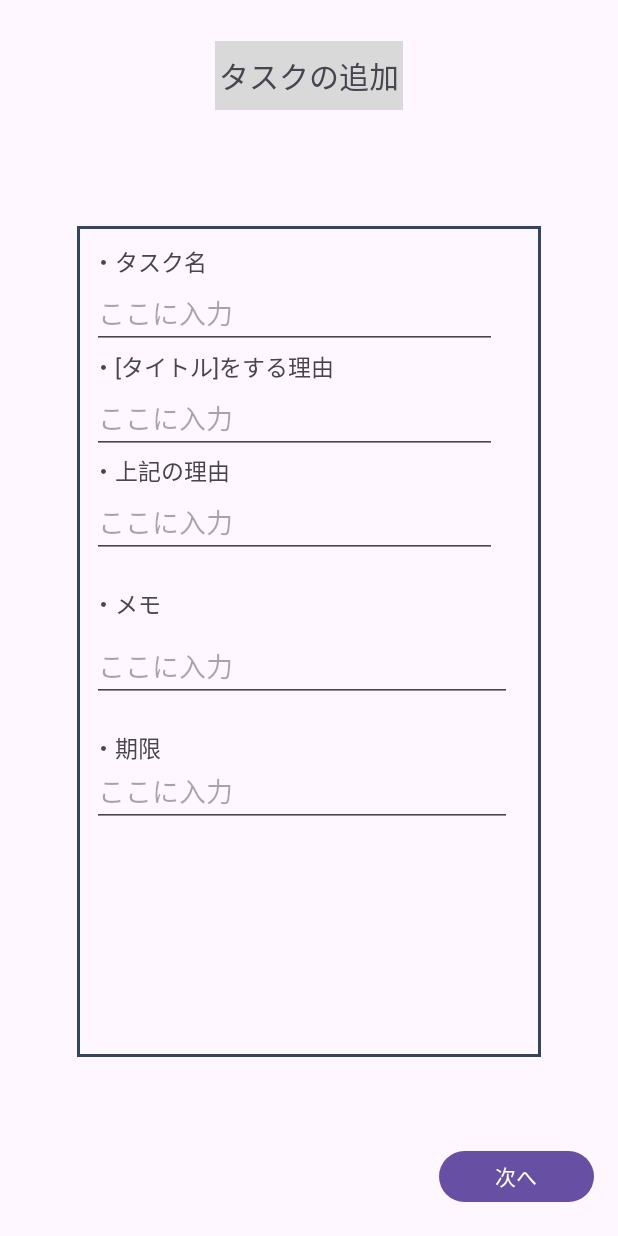
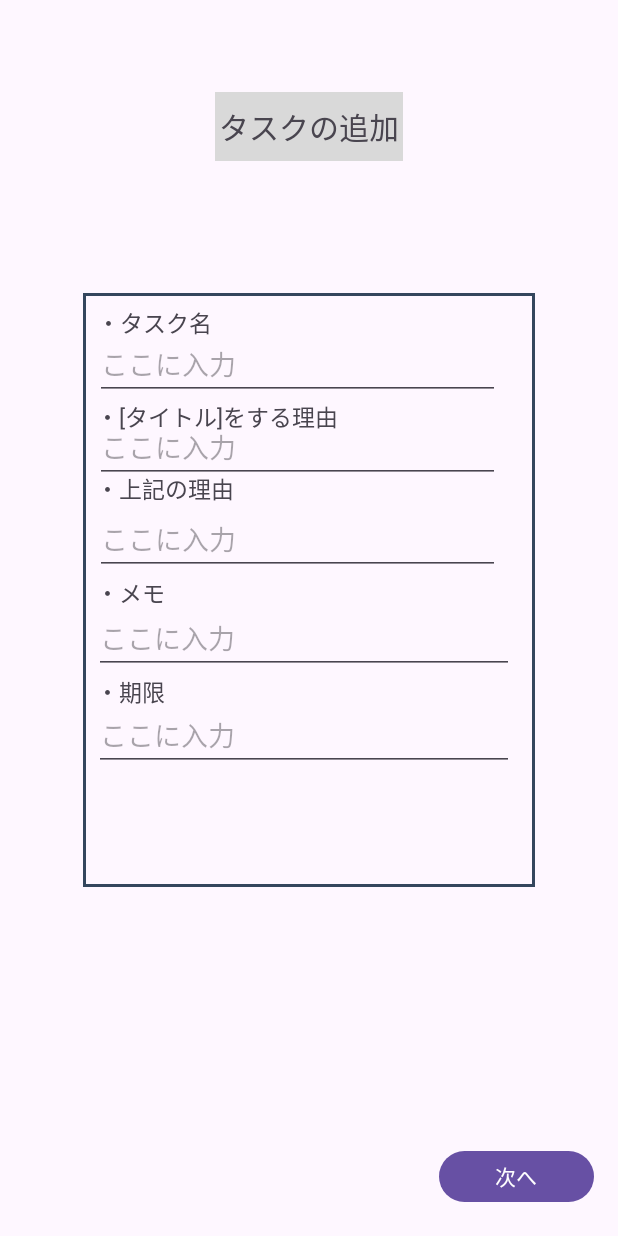
Before and after one commit to SoSatoNITIC/AppBlockTaskList, an Android app: the fragment TaskSettingShould placed in its activity, on a phone screen of 412 x 824 dp. Run offline under Robolectric (Android 15) with nearby library versions, the phone set to English and light mode, and no system bars; our stand-ins replace Room's generated code; 5 statements that could not run were skipped.

Commit message:
UIの誤動作の修正版

```diff
--- a/app/src/main/res/layout/fragment_task_setting_should.xml
+++ b/app/src/main/res/layout/fragment_task_setting_should.xml
@@ -15,25 +15,25 @@
             android:layout_width="125dp"
             android:layout_height="46dp"
             android:layout_centerInParent="true"
-            android:layout_marginTop="27dp"
+            android:layout_marginBottom="88dp"
             android:background="#D9D9D9"
             android:gravity="center_vertical|center_horizontal"
             android:text="タスクの追加"
             android:textSize="20sp"
+            app:layout_constraintBottom_toTopOf="@+id/frame"
             app:layout_constraintEnd_toEndOf="parent"
-            app:layout_constraintStart_toStartOf="parent"
-            app:layout_constraintTop_toTopOf="parent" />
+            app:layout_constraintStart_toStartOf="parent" />
 
         <TextView
             android:id="@+id/frame"
-            android:layout_width="309dp"
-            android:layout_height="554dp"
+            android:layout_width="301dp"
+            android:layout_height="396dp"
             android:background="@drawable/wakusen"
             app:layout_constraintBottom_toBottomOf="parent"
             app:layout_constraintEnd_toEndOf="parent"
             app:layout_constraintStart_toStartOf="parent"
             app:layout_constraintTop_toTopOf="parent"
-            app:layout_constraintVertical_bias="0.559" />
+            app:layout_constraintVertical_bias="0.456" />
 
         <TextView
             android:id="@+id/text_view_title"
@@ -70,10 +70,10 @@
             android:textSize="15sp"
             app:layout_constraintBottom_toBottomOf="@+id/frame"
             app:layout_constraintEnd_toEndOf="@+id/frame"
-            app:layout_constraintHorizontal_bias="0.077"
+            app:layout_constraintHorizontal_bias="0.074"
             app:layout_constraintStart_toStartOf="@+id/frame"
             app:layout_constraintTop_toTopOf="@+id/frame"
-            app:layout_constraintVertical_bias="0.154" />
+            app:layout_constraintVertical_bias="0.189" />
 
         <EditText
             android:id="@+id/title_reason"
@@ -84,10 +84,10 @@
             android:inputType="text"
             app:layout_constraintBottom_toBottomOf="@+id/frame"
             app:layout_constraintEnd_toEndOf="@+id/frame"
-            app:layout_constraintHorizontal_bias="0.256"
+            app:layout_constraintHorizontal_bias="0.258"
             app:layout_constraintStart_toStartOf="@+id/frame"
             app:layout_constraintTop_toTopOf="@+id/frame"
-            app:layout_constraintVertical_bias="0.205" />
+            app:layout_constraintVertical_bias="0.227" />
 
         <TextView
             android:id="@+id/textView5"
@@ -97,10 +97,10 @@
             android:textSize="15sp"
             app:layout_constraintBottom_toBottomOf="@+id/frame"
             app:layout_constraintEnd_toEndOf="@+id/frame"
-            app:layout_constraintHorizontal_bias="0.077"
+            app:layout_constraintHorizontal_bias="0.074"
             app:layout_constraintStart_toStartOf="@+id/frame"
             app:layout_constraintTop_toTopOf="@+id/frame"
-            app:layout_constraintVertical_bias="0.285" />
+            app:layout_constraintVertical_bias="0.318" />
 
         <EditText
             android:id="@+id/reason_of_reason"
@@ -111,10 +111,10 @@
             android:inputType="text"
             app:layout_constraintBottom_toBottomOf="@+id/frame"
             app:layout_constraintEnd_toEndOf="@+id/frame"
-            app:layout_constraintHorizontal_bias="0.256"
+            app:layout_constraintHorizontal_bias="0.258"
             app:layout_constraintStart_toStartOf="@+id/frame"
             app:layout_constraintTop_toTopOf="@+id/frame"
-            app:layout_constraintVertical_bias="0.343" />
+            app:layout_constraintVertical_bias="0.402" />
 
         <TextView
             android:id="@+id/textView6"
@@ -124,10 +124,10 @@
             android:textSize="15sp"
             app:layout_constraintBottom_toBottomOf="@+id/frame"
             app:layout_constraintEnd_toEndOf="@+id/frame"
-            app:layout_constraintHorizontal_bias="0.077"
+            app:layout_constraintHorizontal_bias="0.074"
             app:layout_constraintStart_toStartOf="@+id/frame"
             app:layout_constraintTop_toTopOf="@+id/frame"
-            app:layout_constraintVertical_bias="0.451" />
+            app:layout_constraintVertical_bias="0.502" />
 
         <EditText
             android:id="@+id/memo"
@@ -138,10 +138,10 @@
             android:inputType="text"
             app:layout_constraintBottom_toBottomOf="@+id/frame"
             app:layout_constraintEnd_toEndOf="@+id/frame"
-            app:layout_constraintHorizontal_bias="0.344"
+            app:layout_constraintHorizontal_bias="0.333"
             app:layout_constraintStart_toStartOf="@+id/frame"
             app:layout_constraintTop_toTopOf="@+id/frame"
-            app:layout_constraintVertical_bias="0.536" />
+            app:layout_constraintVertical_bias="0.597" />
 
         <TextView
             android:id="@+id/textView7"
@@ -151,10 +151,10 @@
             android:textSize="15sp"
             app:layout_constraintBottom_toBottomOf="@+id/frame"
             app:layout_constraintEnd_toEndOf="@+id/frame"
-            app:layout_constraintHorizontal_bias="0.077"
+            app:layout_constraintHorizontal_bias="0.074"
             app:layout_constraintStart_toStartOf="@+id/frame"
             app:layout_constraintTop_toTopOf="@+id/frame"
-            app:layout_constraintVertical_bias="0.631" />
+            app:layout_constraintVertical_bias="0.679" />
 
         <EditText
             android:id="@+id/deadline"
@@ -165,10 +165,10 @@
             android:inputType="text"
             app:layout_constraintBottom_toBottomOf="@+id/frame"
             app:layout_constraintEnd_toEndOf="@+id/frame"
-            app:layout_constraintHorizontal_bias="0.344"
+            app:layout_constraintHorizontal_bias="0.333"
             app:layout_constraintStart_toStartOf="@+id/frame"
             app:layout_constraintTop_toTopOf="@+id/frame"
-            app:layout_constraintVertical_bias="0.7" />
+            app:layout_constraintVertical_bias="0.781" />
 
         <Button
             android:id="@+id/button3"
```
Also changed, not shown: app/src/main/res/layout/fragment_task_setting_wan_fragment.xml (+13 -10 lines).
